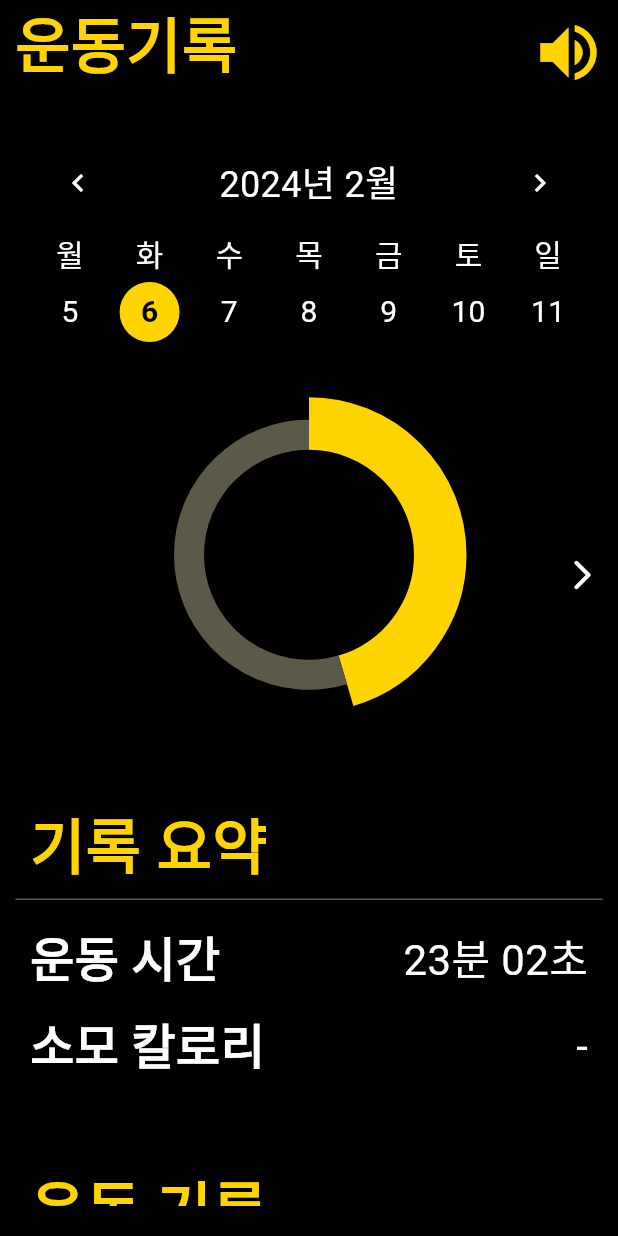
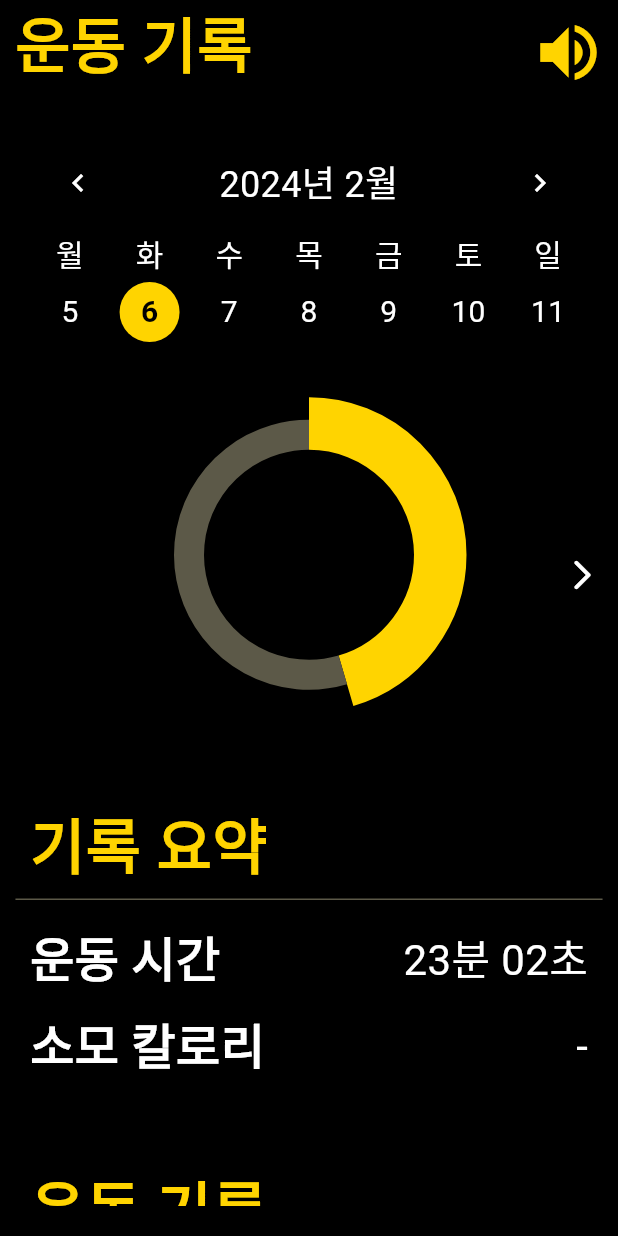
Before and after one commit to BeyondVision-NalBao/2024-BeyondVision-SolutionChallenge, a Flutter app: the screen it shows after launch, after a tap on "운동 기록", on a phone screen of 412 x 824 dp. Run offline on Flutter 3.47's test engine with Material 3 defaults, Android fonts, the phone set to English and light mode, and no system bars; drawn by our look-alikes of carousel_slider, fl_chart, table_calendar; our stand-ins replace camera, google_sign_in, speech_to_text.

Commit message:
chore: modify text

```diff
--- a/lib/ui/home/home.dart
+++ b/lib/ui/home/home.dart
@@ -36,7 +36,7 @@ class HomePage extends StatelessWidget {
             child: GridView.count(
               crossAxisCount: 2,
               children: const [
-                HomeButton(name: "운동하기"),
+                HomeButton(name: "운동 하기"),
                 HomeButton(name: "운동 루틴"),
                 HomeButton(name: "운동 기록"),
                 HomeButton(name: "앱 설정")
--- a/lib/ui/record/record.dart
+++ b/lib/ui/record/record.dart
@@ -10,7 +10,7 @@ class Record extends StatelessWidget {
   @override
   Widget build(BuildContext context) {
     return Scaffold(
-        appBar: MyAppBar(context, titleText: "운동기록"),
+        appBar: MyAppBar(context, titleText: "운동 기록"),
         backgroundColor: Colors.black,
         body: const Column(
           children: [
--- a/lib/ui/workout/workout.dart
+++ b/lib/ui/workout/workout.dart
@@ -13,7 +13,7 @@ class WorkOut extends StatelessWidget {
   @override
   Widget build(BuildContext context) {
     return Scaffold(
-        appBar: MyAppBar(context, titleText: "운동하기"),
+        appBar: MyAppBar(context, titleText: "운동 하기"),
         backgroundColor: Colors.black,
         body: Column(
           crossAxisAlignment: CrossAxisAlignment.start,
```
